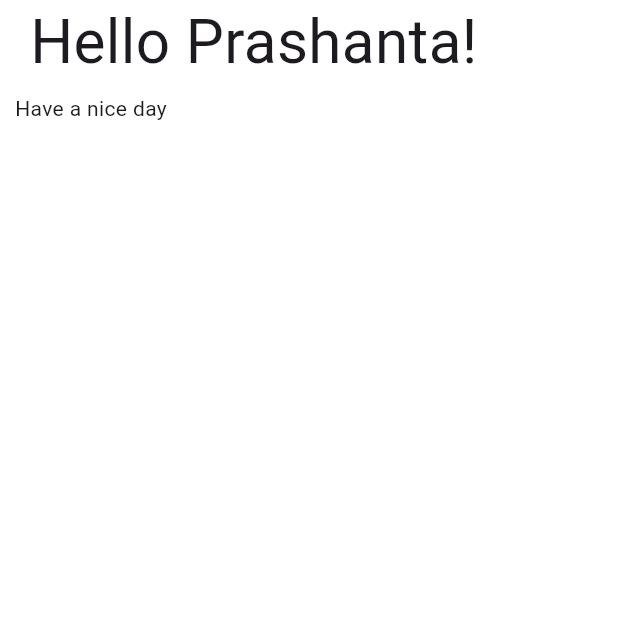
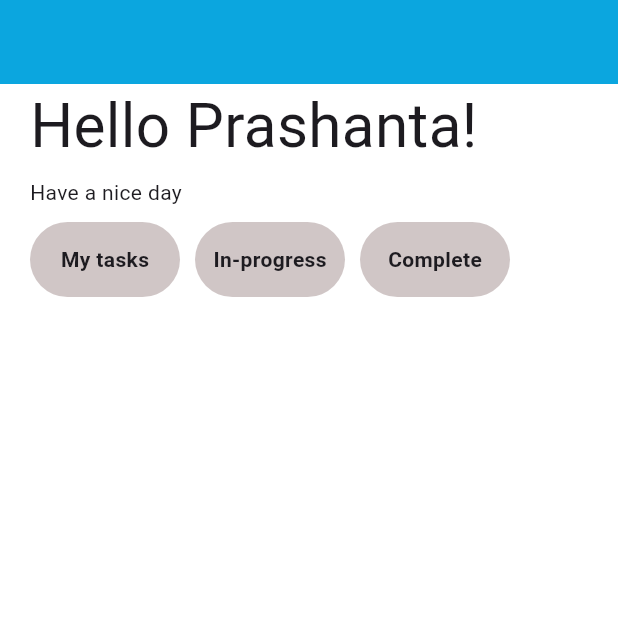
Before and after one commit to PGPrince/task_management_app, a Flutter app: the screen it shows after launch, on a phone screen of 412 x 824 dp, the top half of it. Run offline on Flutter 3.47's test engine with Material 3 defaults, Android fonts, the phone set to English and light mode, and no system bars.

Commit message:
home_page

```diff
--- a/lib/main.dart
+++ b/lib/main.dart
@@ -13,6 +13,9 @@ class MyApp extends StatelessWidget {
       debugShowCheckedModeBanner: false,
       home: Scaffold(
         backgroundColor: Color(0xffFFFFFF),
+        appBar: AppBar(
+          backgroundColor: Color(0xff0BA6DF)
+        ),
         body: SafeArea(
           child: Column(
             crossAxisAlignment: CrossAxisAlignment.start,
@@ -30,7 +33,7 @@ class MyApp extends StatelessWidget {
                 height: 5,
               ),
               Padding(
-                padding: const EdgeInsets.only(left: 10),
+                padding: const EdgeInsets.only(left: 20),
                 child: Text(
                   'Have a nice day',
                   style: TextStyle(
@@ -38,7 +41,73 @@ class MyApp extends StatelessWidget {
                   ),
                 ),
               ),
-              // SizedBox
+              SizedBox(
+                height: 10,
+              ),
+              Row(
+                children: [
+                  Padding(
+                    padding: const EdgeInsets.only(left: 20),
+                    child: Container(
+                      height: 50,
+                      width: 100,
+                      decoration: BoxDecoration(
+                        borderRadius: BorderRadius.circular(30),
+                        color: Color(0xffD0C6C6),
+                      ),
+                      child: Center(
+                        child: Text(
+                          'My tasks',
+                          style: TextStyle(
+                            fontWeight: FontWeight.bold,
+                          ),
+                        ),
+                      ),
+                    ),
+                  ),
+                  SizedBox(
+                    width: 10,
+                  ),
+                  Container(
+                    height: 50,
+                    width: 100,
+                    decoration: BoxDecoration(
+                      color: Color(0xffD0C6C6),
+                      borderRadius: BorderRadius.circular(30),
+                    ),
+                    child: Center(
+                      child: Text(
+                        'In-progress',
+                        style: TextStyle(
+                          fontWeight: FontWeight.bold,
+                        ),
+                      ),
+                    ),
+                  ),
+                  SizedBox(
+                    width: 10,
+                  ),
+                  Container(
+                    height: 50,
+                    width: 100,
+                    decoration: BoxDecoration(
+                      color: Color(0xffD0C6C6),
+                      borderRadius: BorderRadius.circular(30),
+                    ),
+                    child: Center(
+                      child: Text(
+                        'Complete',
+                        style: TextStyle(
+                          fontWeight: FontWeight.bold,
+                        ),
+                      ),
+                    ),
+                  ),
+                ],
+              ),
+              SizedBox(
+                height: 20,
+              ),
             ],
           ),
         ),
```
